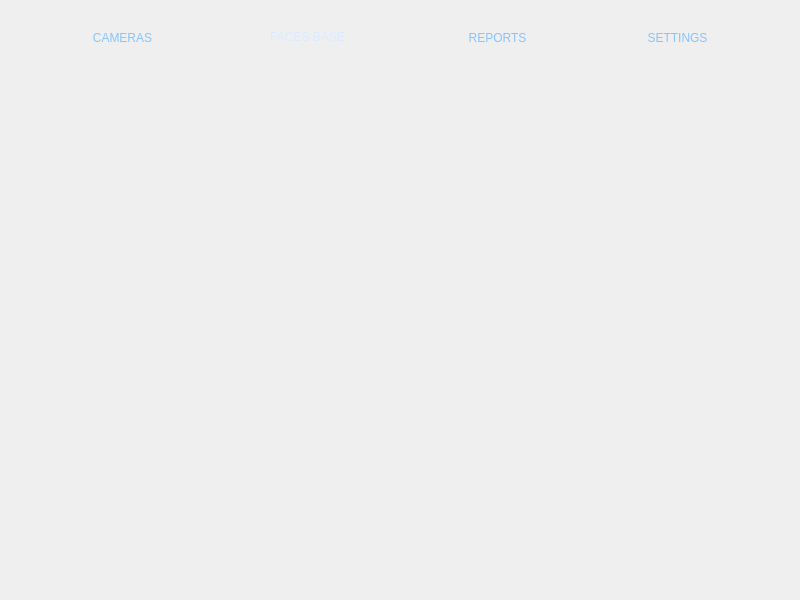
kazimierczak-robert/LeonCam, file LeonCam/MainApp.ui: the form before one commit.
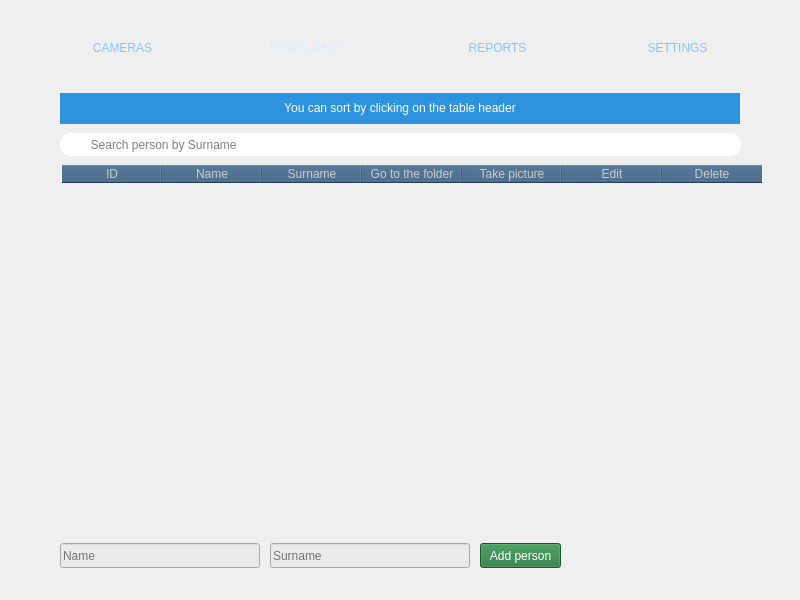
The form after the commit. The open tabs and pages were chosen to show the change. Icons and pictures are not drawn.

Commit message:
Tabela Faces Base
1. Utworzenie tabeli (z kontrolkami)
2. Edycja/Usuwanie/Dodawanie krotek w tabeli
3. Wyszukiwanie osób po Surname

The edit to the form file:
```diff
--- a/LeonCam/MainApp.ui
+++ b/LeonCam/MainApp.ui
@@ -44,7 +44,7 @@
     <property name="geometry">
      <rect>
       <x>30</x>
-      <y>20</y>
+      <y>30</y>
       <width>740</width>
       <height>561</height>
      </rect>
@@ -244,6 +244,222 @@
      <attribute name="title">
       <string>FACES BASE</string>
      </attribute>
+     <widget class="QLabel" name="LHelp">
+      <property name="geometry">
+       <rect>
+        <x>30</x>
+        <y>30</y>
+        <width>680</width>
+        <height>31</height>
+       </rect>
+      </property>
+      <property name="styleSheet">
+       <string notr="true">color: rgb(255, 255, 255);
+background-color: rgb(46, 147, 222);</string>
+      </property>
+      <property name="text">
+       <string>&lt;html&gt;&lt;head/&gt;&lt;body&gt;&lt;p align=&quot;center&quot;&gt;You can sort by clicking on the table header&lt;/p&gt;&lt;/body&gt;&lt;/html&gt;</string>
+      </property>
+     </widget>
+     <widget class="QTableWidget" name="TWFacesBase">
+      <property name="geometry">
+       <rect>
+        <x>30</x>
+        <y>100</y>
+        <width>705</width>
+        <height>357</height>
+       </rect>
+      </property>
+      <property name="focusPolicy">
+       <enum>Qt::NoFocus</enum>
+      </property>
+      <property name="acceptDrops">
+       <bool>false</bool>
+      </property>
+      <property name="autoFillBackground">
+       <bool>false</bool>
+      </property>
+      <property name="styleSheet">
+       <string notr="true">QTableWidget
+{
+	color: rgb(255, 255, 255);
+    alternate-background-color: rgb(53, 89, 127);
+}
+QHeaderView::section
+{
+	background-color: rgb(53, 89, 127);
+	color: rgb(203, 203, 203);
+}</string>
+      </property>
+      <property name="frameShape">
+       <enum>QFrame::Box</enum>
+      </property>
+      <property name="frameShadow">
+       <enum>QFrame::Sunken</enum>
+      </property>
+      <property name="editTriggers">
+       <set>QAbstractItemView::AnyKeyPressed|QAbstractItemView::DoubleClicked|QAbstractItemView::EditKeyPressed</set>
+      </property>
+      <property name="alternatingRowColors">
+       <bool>true</bool>
+      </property>
+      <property name="selectionMode">
+       <enum>QAbstractItemView::NoSelection</enum>
+      </property>
+      <property name="showGrid">
+       <bool>false</bool>
+      </property>
+      <property name="gridStyle">
+       <enum>Qt::NoPen</enum>
+      </property>
+      <property name="sortingEnabled">
+       <bool>true</bool>
+      </property>
+      <property name="wordWrap">
+       <bool>false</bool>
+      </property>
+      <attribute name="horizontalHeaderShowSortIndicator" stdset="0">
+       <bool>false</bool>
+      </attribute>
+      <attribute name="verticalHeaderVisible">
+       <bool>false</bool>
+      </attribute>
+      <attribute name="verticalHeaderHighlightSections">
+       <bool>false</bool>
+      </attribute>
+      <column>
+       <property name="text">
+        <string>ID</string>
+       </property>
+      </column>
+      <column>
+       <property name="text">
+        <string>Name</string>
+       </property>
+      </column>
+      <column>
+       <property name="text">
+        <string>Surname</string>
+       </property>
+      </column>
+      <column>
+       <property name="text">
+        <string>Go to the folder</string>
+       </property>
+      </column>
+      <column>
+       <property name="text">
+        <string>Take picture</string>
+       </property>
+      </column>
+      <column>
+       <property name="text">
+        <string>Edit</string>
+       </property>
+      </column>
+      <column>
+       <property name="text">
+        <string>Delete</string>
+       </property>
+      </column>
+     </widget>
+     <widget class="QLineEdit" name="LESearchFB">
+      <property name="geometry">
+       <rect>
+        <x>30</x>
+        <y>70</y>
+        <width>681</width>
+        <height>23</height>
+       </rect>
+      </property>
+      <property name="styleSheet">
+       <string notr="true">background-color: rgb(255, 255, 255);
+padding-left: 22px;
+border-radius: 11px;</string>
+      </property>
+      <property name="placeholderText">
+       <string>  Search person by Surname</string>
+      </property>
+     </widget>
+     <widget class="QLabel" name="LSearch_2">
+      <property name="geometry">
+       <rect>
+        <x>30</x>
+        <y>70</y>
+        <width>23</width>
+        <height>23</height>
+       </rect>
+      </property>
+      <property name="styleSheet">
+       <string notr="true">background-image: url(:/Resources/Images/search.png); border: none; margin: 0px; padding: 0px;</string>
+      </property>
+      <property name="text">
+       <string/>
+      </property>
+     </widget>
+     <widget class="QLineEdit" name="LEUsername">
+      <property name="geometry">
+       <rect>
+        <x>30</x>
+        <y>480</y>
+        <width>200</width>
+        <height>25</height>
+       </rect>
+      </property>
+      <property name="styleSheet">
+       <string notr="true">background-color: rgb(234, 234, 234);</string>
+      </property>
+      <property name="placeholderText">
+       <string>Name</string>
+      </property>
+     </widget>
+     <widget class="QLineEdit" name="LESurname">
+      <property name="geometry">
+       <rect>
+        <x>240</x>
+        <y>480</y>
+        <width>200</width>
+        <height>25</height>
+       </rect>
+      </property>
+      <property name="styleSheet">
+       <string notr="true">background-color: rgb(234, 234, 234);</string>
+      </property>
+      <property name="placeholderText">
+       <string>Surname</string>
+      </property>
+     </widget>
+     <widget class="QPushButton" name="PBAddPerson">
+      <property name="geometry">
+       <rect>
+        <x>450</x>
+        <y>480</y>
+        <width>81</width>
+        <height>25</height>
+       </rect>
+      </property>
+      <property name="styleSheet">
+       <string notr="true">#PBAddPerson{
+color: rgb(255, 255, 255);
+background-color:rgb(36, 118, 59)}
+#PBAddPerson:hover
+{
+background-color: rgb(39, 129, 63);
+}
+/*border: none;
+margin: 0px;
+padding: 0px;*/</string>
+      </property>
+      <property name="text">
+       <string>Add person</string>
+      </property>
+      <property name="autoDefault">
+       <bool>true</bool>
+      </property>
+      <property name="flat">
+       <bool>false</bool>
+      </property>
+     </widget>
     </widget>
     <widget class="QWidget" name="TReports">
      <property name="styleSheet">
```
Left out of the diff: 15 changed lines with no effect on the pictures. The commit also changes 11 other files.
